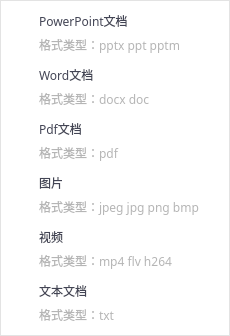
First picture: the form in SoftTerminal/forms/STCloudSupport.ui, repository sunpu/softterminal, before the edit.
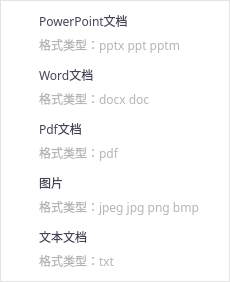
Second picture: the form after the edit. Icons and pictures are not drawn.

Patch:
```diff
--- a/SoftTerminal/forms/STCloudSupport.ui
+++ b/SoftTerminal/forms/STCloudSupport.ui
@@ -7,7 +7,7 @@
     <x>0</x>
     <y>0</y>
     <width>230</width>
-    <height>336</height>
+    <height>282</height>
    </rect>
   </property>
   <property name="windowTitle">
@@ -659,159 +659,7 @@
        </widget>
       </item>
       <item>
-       <widget class="QWidget" name="widget_13" native="true">
-        <layout class="QVBoxLayout" name="verticalLayout_5">
-         <property name="spacing">
-          <number>0</number>
-         </property>
-         <property name="leftMargin">
-          <number>0</number>
-         </property>
-         <property name="topMargin">
-          <number>0</number>
-         </property>
-         <property name="rightMargin">
-          <number>0</number>
-         </property>
-         <property name="bottomMargin">
-          <number>0</number>
-         </property>
-         <item>
-          <widget class="QWidget" name="widget_14" native="true">
-           <layout class="QHBoxLayout" name="horizontalLayout_9">
-            <property name="leftMargin">
-             <number>0</number>
-            </property>
-            <property name="topMargin">
-             <number>0</number>
-            </property>
-            <property name="rightMargin">
-             <number>0</number>
-            </property>
-            <property name="bottomMargin">
-             <number>0</number>
-            </property>
-            <item>
-             <widget class="QLabel" name="label_17">
-              <property name="minimumSize">
-               <size>
-                <width>24</width>
-                <height>24</height>
-               </size>
-              </property>
-              <property name="maximumSize">
-               <size>
-                <width>24</width>
-                <height>24</height>
-               </size>
-              </property>
-              <property name="styleSheet">
-               <string notr="true">border-image: url(:/SoftTerminal/images/video.png);</string>
-              </property>
-              <property name="text">
-               <string/>
-              </property>
-             </widget>
-            </item>
-            <item>
-             <widget class="QLabel" name="label_18">
-              <property name="minimumSize">
-               <size>
-                <width>0</width>
-                <height>24</height>
-               </size>
-              </property>
-              <property name="maximumSize">
-               <size>
-                <width>16777215</width>
-                <height>24</height>
-               </size>
-              </property>
-              <property name="font">
-               <font>
-                <family>微软雅黑</family>
-               </font>
-              </property>
-              <property name="styleSheet">
-               <string notr="true">color: rgb(67, 69, 85);</string>
-              </property>
-              <property name="text">
-               <string>视频</string>
-              </property>
-             </widget>
-            </item>
-           </layout>
-          </widget>
-         </item>
-         <item>
-          <widget class="QWidget" name="widget_15" native="true">
-           <layout class="QHBoxLayout" name="horizontalLayout_10">
-            <property name="leftMargin">
-             <number>0</number>
-            </property>
-            <property name="topMargin">
-             <number>0</number>
-            </property>
-            <property name="rightMargin">
-             <number>0</number>
-            </property>
-            <property name="bottomMargin">
-             <number>0</number>
-            </property>
-            <item>
-             <widget class="QLabel" name="label_19">
-              <property name="minimumSize">
-               <size>
-                <width>24</width>
-                <height>24</height>
-               </size>
-              </property>
-              <property name="maximumSize">
-               <size>
-                <width>24</width>
-                <height>24</height>
-               </size>
-              </property>
-              <property name="text">
-               <string/>
-              </property>
-             </widget>
-            </item>
-            <item>
-             <widget class="QLabel" name="label_20">
-              <property name="minimumSize">
-               <size>
-                <width>0</width>
-                <height>24</height>
-               </size>
-              </property>
-              <property name="maximumSize">
-               <size>
-                <width>16777215</width>
-                <height>24</height>
-               </size>
-              </property>
-              <property name="font">
-               <font>
-                <family>微软雅黑 Light</family>
-               </font>
-              </property>
-              <property name="styleSheet">
-               <string notr="true">color: rgb(181, 181, 181);</string>
-              </property>
-              <property name="text">
-               <string>格式类型：mp4 flv h264</string>
-              </property>
-             </widget>
-            </item>
-           </layout>
-          </widget>
-         </item>
-        </layout>
-       </widget>
-      </item>
-      <item>
-       <widget class="QWidget" name="widget_16" native="true">
+       <widget class="QWidget" name="widTxt" native="true">
         <layout class="QVBoxLayout" name="verticalLayout_6">
          <property name="spacing">
           <number>0</number>
```
Left out of the diff: 8 changed lines with no effect on the pictures.
